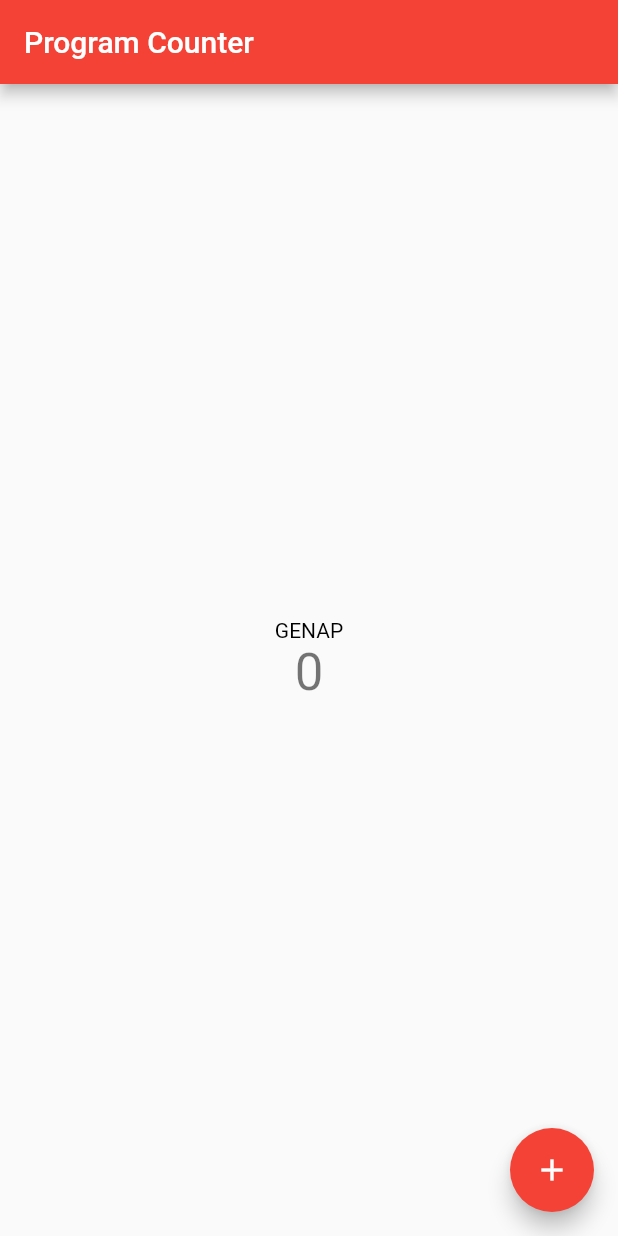
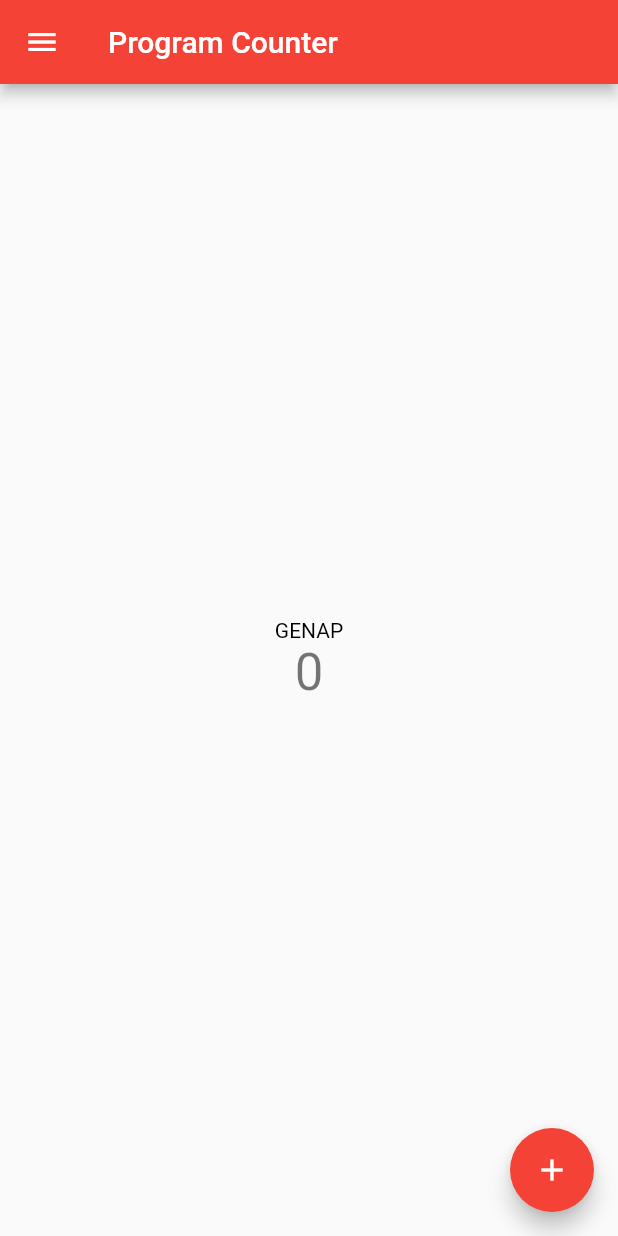
Before and after one commit to hikamfajduani/pbp-flutter-lab, a Flutter app: the screen it shows after launch, on a phone screen of 412 x 824 dp. Run offline on Flutter 3.47's test engine with Material 2 defaults, Android fonts, the phone set to English and light mode, and no system bars.

Commit message:
Menambahkan file baru

```diff
--- a/counter_7/lib/main.dart
+++ b/counter_7/lib/main.dart
@@ -1,4 +1,5 @@
 import 'package:flutter/material.dart';
+import 'package:counter_7/form.dart';
 
 void main() {
   runApp(const MyApp());
@@ -24,13 +25,13 @@ class MyApp extends StatelessWidget {
         // is not restarted.
         primarySwatch: Colors.red,
       ),
-      home: const MyHomePage(title: 'Program Counter'),
+      home: const MyHomePage(),
     );
   }
 }
 
 class MyHomePage extends StatefulWidget {
-  const MyHomePage({super.key, required this.title});
+  const MyHomePage({super.key});
 
   // This widget is the home page of your application. It is stateful, meaning
   // that it has a State object (defined below) that contains fields that affect
@@ -41,7 +42,7 @@ class MyHomePage extends StatefulWidget {
   // used by the build method of the State. Fields in a Widget subclass are
   // always marked "final".
 
-  final String title;
+  final String title = 'Program Counter';
 
   @override
   State<MyHomePage> createState() => _MyHomePageState();
@@ -86,6 +87,34 @@ class _MyHomePageState extends State<MyHomePage> {
         // the App.build method, and use it to set our appbar title.
         title: Text(widget.title),
       ),
+      // Menambahkan drawer menu
+      drawer: Drawer(
+          child: Column(
+            children: [
+              // Menambahkan clickable menu
+              ListTile(
+                title: const Text('counter_7'),
+                onTap: () {
+                  // Route menu ke halaman utama
+                  Navigator.pushReplacement(
+                    context,
+                    MaterialPageRoute(builder: (context) => const MyHomePage()),
+                  );
+                },
+              ),
+              ListTile(
+                title: const Text('Form'),
+                onTap: () {
+                  // Route menu ke halaman form
+                  Navigator.pushReplacement(
+                    context,
+                    MaterialPageRoute(builder: (context) => const MyFormPage()),
+                  );
+                },
+              ),
+            ],
+          ),
+        ),
       body: Center(
         // Center is a layout widget. It takes a single child and positions it
         // in the middle of the parent.
```
Also changed, not shown: counter_7/lib/form.dart (added, +56 -0 lines).
